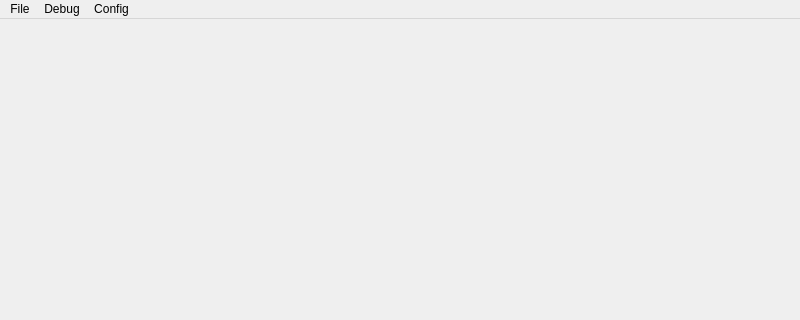
This is src/prodbg/mainwindow.ui in emoon/ProDBG as Qt 5 draws it before an edit; both pictures show x 0 to 800 and y 0 to 320 of the 800 by 600 pixel window. The edited form follows.
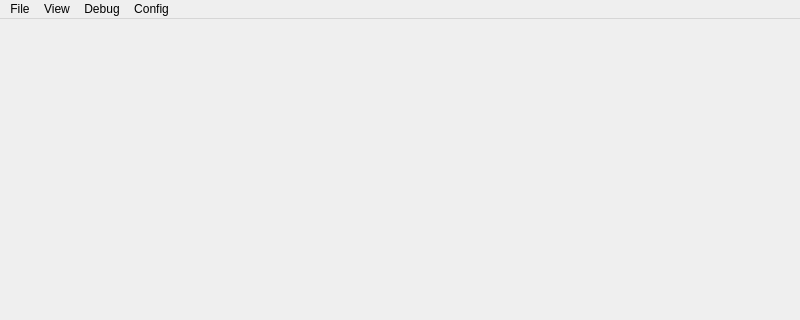
This is the edited form.

```diff
--- a/src/prodbg/mainwindow.ui
+++ b/src/prodbg/mainwindow.ui
@@ -47,7 +47,14 @@
     </property>
     <addaction name="actionAmiga_UAE"/>
    </widget>
+   <widget class="QMenu" name="menuView">
+    <property name="title">
+     <string>View</string>
+    </property>
+    <addaction name="actionToggleSourceAsm"/>
+   </widget>
    <addaction name="menuFile"/>
+   <addaction name="menuView"/>
    <addaction name="menuDebug"/>
    <addaction name="menuConfig"/>
   </widget>
```
Left out of the diff: 8 changed lines with no effect on the pictures.
